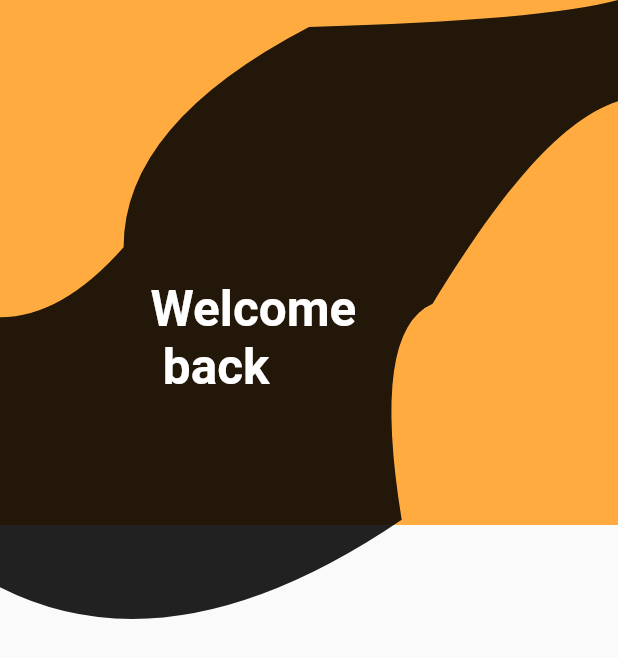
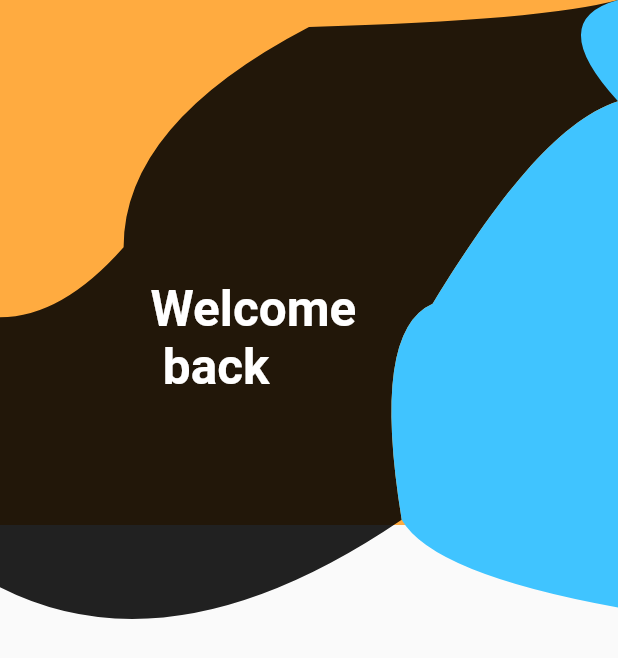
Before and after one commit to khaledmurtaja/uipractice, a Flutter app: the screen it shows after launch, on a phone screen of 412 x 824 dp. Shown: the top 658 px of the screen. Run offline on Flutter 3.47's test engine with Material 2 defaults, Android fonts, the phone set to English and light mode, and no system bars; our stand-ins replace flutter_screenutil.

Commit message:
login curve

```diff
--- a/lib/wallet/login_curve.dart
+++ b/lib/wallet/login_curve.dart
@@ -8,7 +8,11 @@ class LoginCurve extends StatelessWidget {
     return Scaffold(
       body: Stack(
         children: [
-          Container(color: Colors.orangeAccent,height: 350,),
+          Container(
+            color: Colors.orangeAccent,
+            height: 350,
+            // width: MediaQuery.of(context).size.width / 2,
+          ),
           ClipPath(
             clipper: MyClipper(),
             child: SizedBox(
@@ -35,9 +39,43 @@ class LoginCurve extends StatelessWidget {
               ),
             ),
           ),
+          Align(
+            alignment: Alignment.topRight,
+            child: ClipPath(
+              clipper: SecondClipper(),
+              child: Container(
+                color: Colors.lightBlueAccent,
+                width: double.infinity,
+                height: 450,
+              ),
+            ),
+          )
         ],
       ),
     );
+  }
+}
+
+class SecondClipper extends CustomClipper<Path> {
+  @override
+  Path getClip(Size size) {
+    Path path = Path();
+    path.moveTo(size.width, size.height*0.15);
+    path.quadraticBezierTo(
+        size.width * 0.88, size.height * 0.03, size.width, 0);
+    path.lineTo(size.width, size.height * 0.15);
+    path.cubicTo(size.width * 0.9, size.height * 0.18, size.width * 0.8,
+        size.height * 0.3, size.width * 0.7, size.height * 0.45);
+    path.quadraticBezierTo(size.width * 0.6, size.height * 0.49,
+        size.width * 0.65, size.height * 0.77);
+    path.quadraticBezierTo(
+        size.width * 0.7, size.height*0.85, size.width, size.height * 0.9);
+    return path;
+  }
+
+  @override
+  bool shouldReclip(covariant CustomClipper<Path> oldClipper) {
+    return false;
   }
 }
 
@@ -56,10 +94,8 @@ class MyClipper extends CustomClipper<Path> {
     path.lineTo(size.width, size.height * 0.15);
     path.cubicTo(size.width * 0.9, size.height * 0.18, size.width * 0.8,
         size.height * 0.3, size.width * 0.7, size.height * 0.45);
-    // path.quadraticBezierTo(size.width*0.9, size.height*0.19, size.width*0.8, size.height*0.25);
     path.quadraticBezierTo(size.width * 0.6, size.height * 0.49,
         size.width * 0.65, size.height * 0.77);
-    // path.quadraticBezierTo(size.width*0.5, size.height*0.5, size.width*0.6, size.height*0.7);
     path.quadraticBezierTo(
         size.width * 0.28, size.height, 0, size.height * 0.87);
     return path;
```
